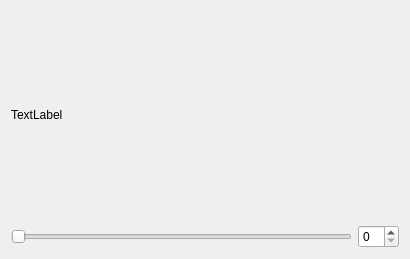
Old version of the form src/widgets/constval_ui.ui in the repository KDE/kdenlive.
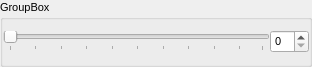
New version of the form.

```diff
--- a/src/widgets/constval_ui.ui
+++ b/src/widgets/constval_ui.ui
@@ -5,37 +5,98 @@
    <rect>
     <x>0</x>
     <y>0</y>
-    <width>410</width>
-    <height>259</height>
+    <width>312</width>
+    <height>67</height>
    </rect>
   </property>
   <property name="windowTitle" >
    <string>Form</string>
   </property>
   <layout class="QGridLayout" >
+   <property name="leftMargin" >
+    <number>0</number>
+   </property>
+   <property name="topMargin" >
+    <number>0</number>
+   </property>
+   <property name="rightMargin" >
+    <number>0</number>
+   </property>
+   <property name="bottomMargin" >
+    <number>0</number>
+   </property>
+   <property name="horizontalSpacing" >
+    <number>0</number>
+   </property>
+   <property name="verticalSpacing" >
+    <number>0</number>
+   </property>
    <item row="0" column="0" >
     <layout class="QVBoxLayout" >
      <item>
-      <widget class="QLabel" name="title" >
-       <property name="text" >
-        <string>TextLabel</string>
+      <widget class="QGroupBox" name="title" >
+       <property name="font" >
+        <font>
+         <pointsize>8</pointsize>
+        </font>
        </property>
+       <property name="title" >
+        <string>GroupBox</string>
+       </property>
+       <property name="alignment" >
+        <set>Qt::AlignLeading</set>
+       </property>
+       <property name="flat" >
+        <bool>false</bool>
+       </property>
+       <property name="checkable" >
+        <bool>false</bool>
+       </property>
+       <layout class="QGridLayout" >
+        <property name="leftMargin" >
+         <number>0</number>
+        </property>
+        <property name="topMargin" >
+         <number>0</number>
+        </property>
+        <property name="rightMargin" >
+         <number>0</number>
+        </property>
+        <property name="bottomMargin" >
+         <number>0</number>
+        </property>
+        <property name="horizontalSpacing" >
+         <number>0</number>
+        </property>
+        <property name="verticalSpacing" >
+         <number>0</number>
+        </property>
+        <item row="0" column="0" >
+         <layout class="QHBoxLayout" >
+          <item>
+           <widget class="QSlider" name="horizontalSlider" >
+            <property name="orientation" >
+             <enum>Qt::Horizontal</enum>
+            </property>
+            <property name="invertedControls" >
+             <bool>false</bool>
+            </property>
+            <property name="tickPosition" >
+             <enum>QSlider::TicksBelow</enum>
+            </property>
+            <property name="tickInterval" >
+             <number>10</number>
+            </property>
+           </widget>
+          </item>
+          <item>
+           <widget class="QSpinBox" name="spinBox" />
+          </item>
+         </layout>
+        </item>
+       </layout>
       </widget>
      </item>
-     <item>
-      <layout class="QHBoxLayout" >
-       <item>
-        <widget class="QSlider" name="horizontalSlider" >
-         <property name="orientation" >
-          <enum>Qt::Horizontal</enum>
-         </property>
-        </widget>
-       </item>
-       <item>
-        <widget class="QSpinBox" name="spinBox" />
-       </item>
-      </layout>
-     </item>
     </layout>
    </item>
   </layout>
```
Left out of the diff: 16 changed lines with no effect on the pictures.
